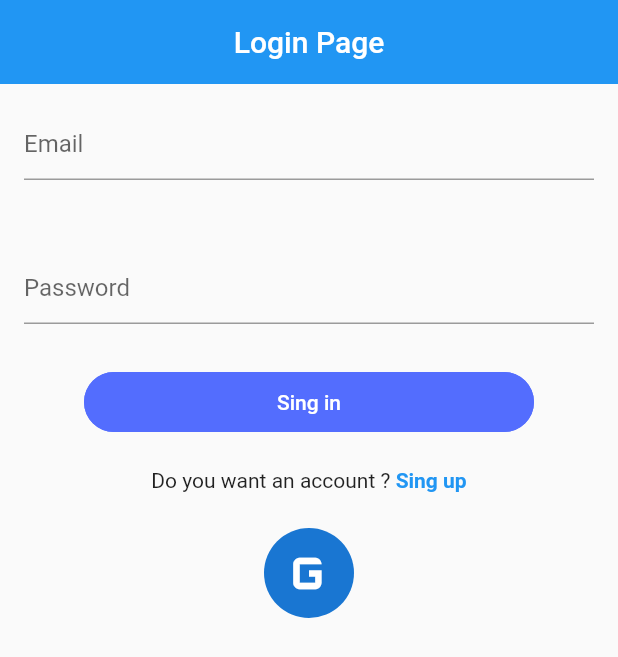
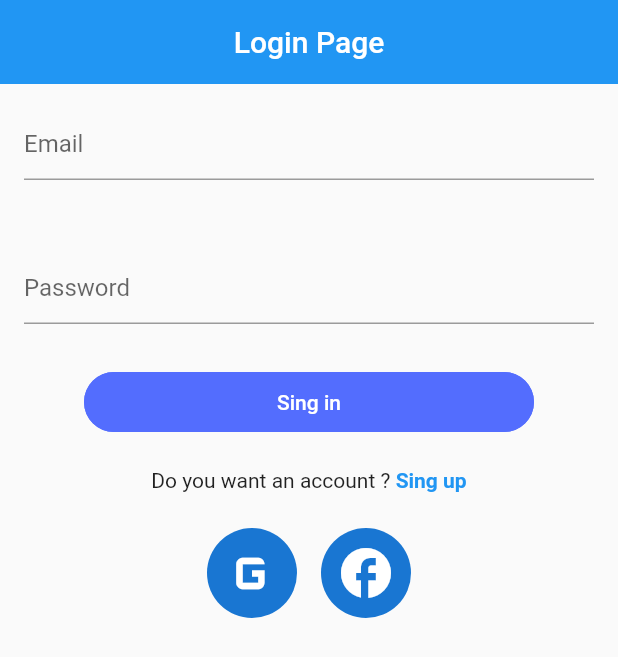
Before and after one commit to Petter1307/plant, a Flutter app: the screen it shows after launch, on a phone screen of 412 x 824 dp. Shown: the top 657 px of the screen. Run offline on Flutter 3.47's test engine with Material 2 defaults, Android fonts, the phone set to English and light mode, and no system bars.

Commit message:
Added placeholders for google and facebook buttons

```diff
--- a/lib/authentification/LoginPage.dart
+++ b/lib/authentification/LoginPage.dart
@@ -52,7 +52,7 @@ class _LoginPageState extends State<LoginPage> {
                   height: 16,
                 ),
                 Padding(
-                  padding: EdgeInsets.all(16),
+                  padding: const EdgeInsets.all(16),
                   child: Row(
                     children: [
                       Expanded(
@@ -89,7 +89,7 @@ class _LoginPageState extends State<LoginPage> {
                       // TODO Finish the login system
                       Navigator.pushNamed(context,'/plants');
                     },
-                    child: Text("Sing in"),
+                    child: const Text("Sing in"),
                   ),
                 ),
                  const SizedBox(
@@ -100,7 +100,7 @@ class _LoginPageState extends State<LoginPage> {
                   child: Row(
                     mainAxisAlignment: MainAxisAlignment.center,
                     children: [
-                      Text("Do you want an account ?"),
+                      const Text("Do you want an account ?"),
                       Text(" Sing up",
                       style: TextStyle(
                         color: Theme.of(context).primaryColor,
@@ -113,11 +113,25 @@ class _LoginPageState extends State<LoginPage> {
                  const SizedBox(
                   height: 24,
                 ),
-                CircleAvatar(        // This is just a placeholder for google sing in button.
-                  radius: 30,       // TODO Implement the google sing in/up button
-                  child: const Icon(Icons.g_mobiledata,
-                  size: 50,),
-                )
+                Row( // Place holders.
+                  mainAxisAlignment: MainAxisAlignment.center,
+                  children: const [
+                    CircleAvatar(
+                      radius: 30,       // TODO Implement the google sing in/up button
+                      child:Icon(Icons.g_mobiledata,
+                      size: 50,),
+                    ),
+                    SizedBox(
+                      width: 16,
+                    ),
+                    CircleAvatar(
+                      radius: 30,
+                      child: Icon(Icons.facebook,
+                      size: 40,
+                      ),
+                    )
+                  ],
+                ),
 
 
 
```
